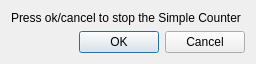
Old version of the form TildaHost/source/Interface/SimpleCounter/Ui_Simp_Count_Dial.ui in the repository lasersphere/Tilda.
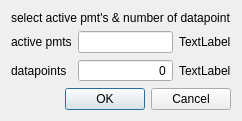
New version of the form.

Commit message: added more functionality to simple counter

Patch:
```diff
--- a/TildaHost/source/Interface/SimpleCounter/Ui_Simp_Count_Dial.ui
+++ b/TildaHost/source/Interface/SimpleCounter/Ui_Simp_Count_Dial.ui
@@ -6,8 +6,8 @@
    <rect>
     <x>0</x>
     <y>0</y>
-    <width>256</width>
-    <height>64</height>
+    <width>234</width>
+    <height>114</height>
    </rect>
   </property>
   <property name="windowTitle">
@@ -17,10 +17,65 @@
    <item>
     <widget class="QLabel" name="label">
      <property name="text">
-      <string>Press ok/cancel to stop the Simple Counter</string>
+      <string>select active pmt's &amp; number of datapoint</string>
      </property>
     </widget>
    </item>
+   <item>
+    <layout class="QGridLayout" name="gridLayout">
+     <item row="2" column="0">
+      <widget class="QLabel" name="label_3">
+       <property name="text">
+        <string>datapoints</string>
+       </property>
+      </widget>
+     </item>
+     <item row="0" column="0">
+      <widget class="QLabel" name="label_2">
+       <property name="text">
+        <string>active pmts</string>
+       </property>
+      </widget>
+     </item>
+     <item row="0" column="1">
+      <widget class="QLineEdit" name="lineEdit_act_pmts">
+       <property name="alignment">
+        <set>Qt::AlignRight|Qt::AlignTrailing|Qt::AlignVCenter</set>
+       </property>
+      </widget>
+     </item>
+     <item row="0" column="2">
+      <widget class="QLabel" name="label_act_pmts_set">
+       <property name="text">
+        <string>TextLabel</string>
+       </property>
+      </widget>
+     </item>
+     <item row="2" column="2">
+      <widget class="QLabel" name="label_plotpoints_set">
+       <property name="text">
+        <string>TextLabel</string>
+       </property>
+      </widget>
+     </item>
+     <item row="2" column="1">
+      <widget class="QSpinBox" name="spinBox_plotpoints">
+       <property name="alignment">
+        <set>Qt::AlignRight|Qt::AlignTrailing|Qt::AlignVCenter</set>
+       </property>
+       <property name="buttonSymbols">
+        <enum>QAbstractSpinBox::NoButtons</enum>
+       </property>
+       <property name="keyboardTracking">
+        <bool>false</bool>
+       </property>
+       <property name="maximum">
+        <number>10000</number>
+       </property>
+      </widget>
+     </item>
+    </layout>
+   </item>
    <item>
     <widget class="QDialogButtonBox" name="buttonBox">
      <property name="orientation">
```
Left out of the diff: 14 changed lines with no effect on the pictures. The commit also changes 16 other files.
